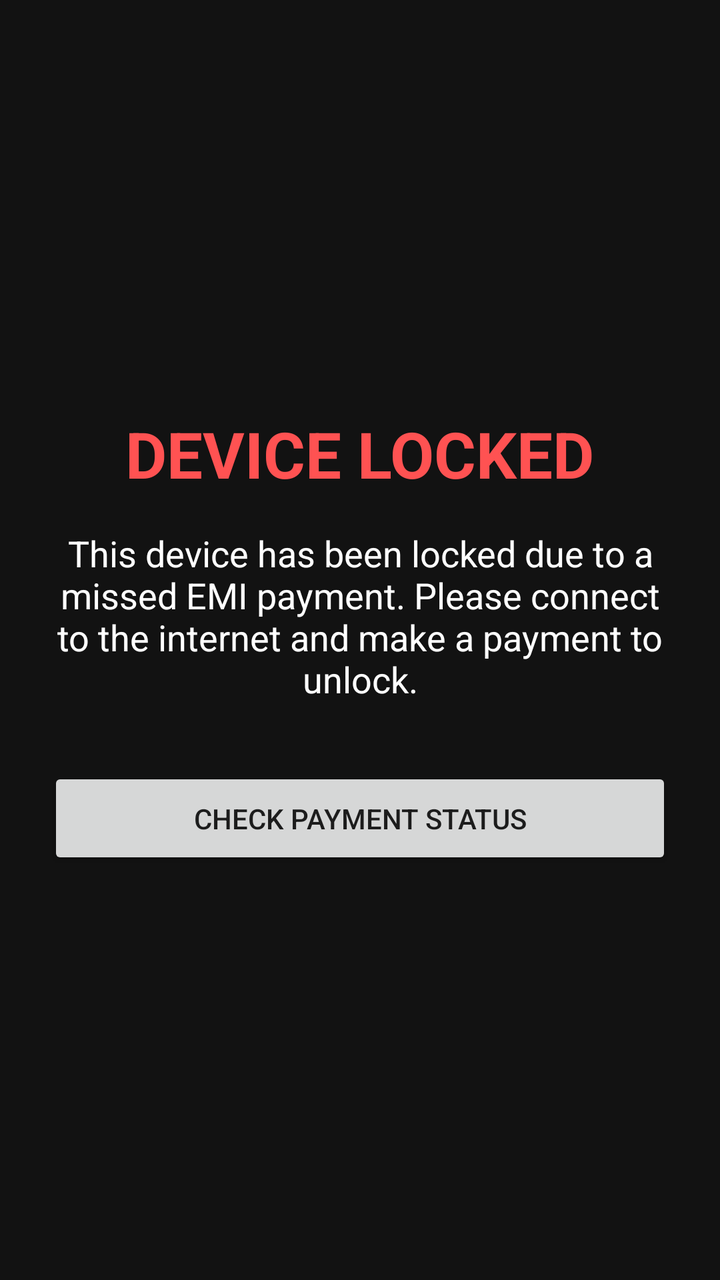
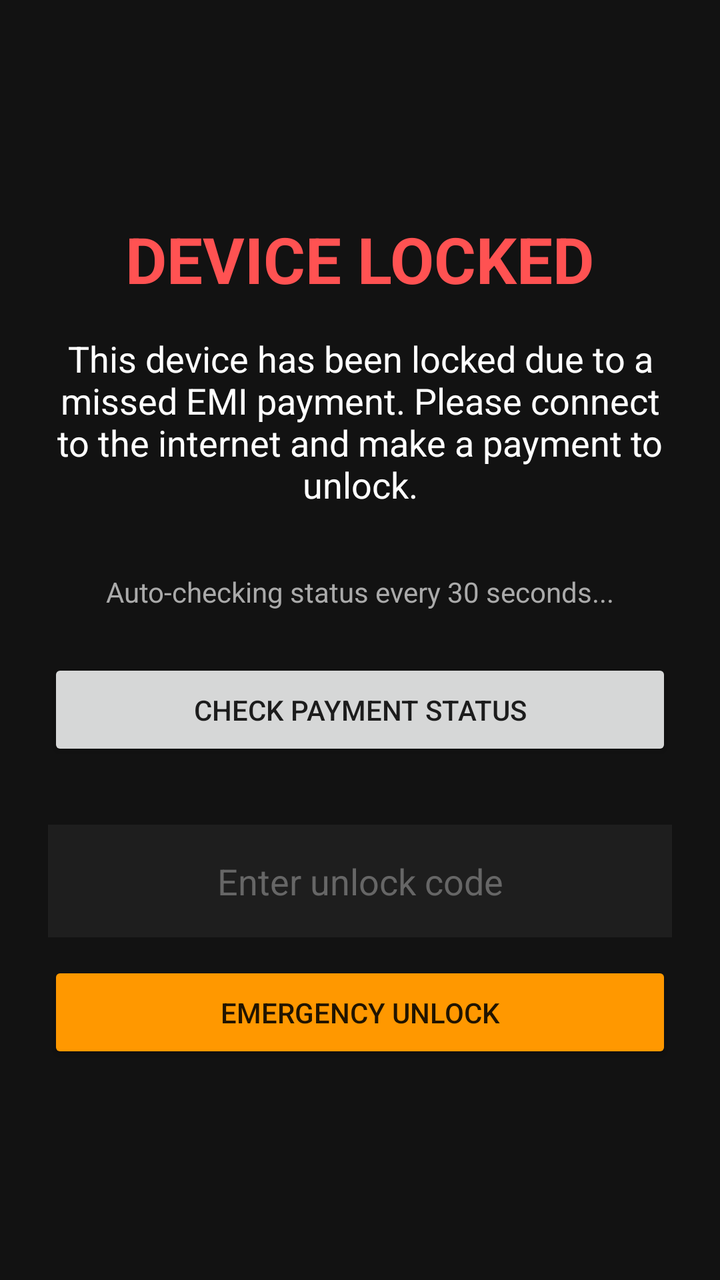

Compare the two renders of this Android layout. The source of the first and the diff that turns it into the second are given below.
<!-- AndroidManifest.xml: application theme Theme.AppCompat.DayNight.NoActionBar -->
<!-- res/layout/activity_locked.xml -->
<?xml version="1.0" encoding="utf-8"?>
<LinearLayout xmlns:android="http://schemas.android.com/apk/res/android"
    android:layout_width="match_parent"
    android:layout_height="match_parent"
    android:orientation="vertical"
    android:gravity="center"
    android:padding="24dp"
    android:background="#121212">

    <TextView
        android:layout_width="wrap_content"
        android:layout_height="wrap_content"
        android:text="DEVICE LOCKED"
        android:textColor="#FF5252"
        android:textSize="32sp"
        android:textStyle="bold"
        android:layout_marginBottom="16dp"/>

    <TextView
        android:layout_width="match_parent"
        android:layout_height="wrap_content"
        android:text="This device has been locked due to a missed EMI payment. Please connect to the internet and make a payment to unlock."
        android:textColor="#FFFFFF"
        android:textSize="18sp"
        android:textAlignment="center"
        android:layout_marginBottom="32dp"/>

    
    <Button
        android:id="@+id/btnCheckStatus"
        android:layout_width="match_parent"
        android:layout_height="wrap_content"
        android:text="Check Payment Status"
        android:padding="16dp"/>

</LinearLayout>
<!-- resources referenced by this layout -->
<resources>

</resources>

<!-- the commit's change to res/layout/activity_locked.xml (unified diff, before → after) -->
@@ -25,12 +25,44 @@
         android:textAlignment="center"
         android:layout_marginBottom="32dp"/>
 
+    <TextView
+        android:id="@+id/tvLockedMessage"
+        android:layout_width="match_parent"
+        android:layout_height="wrap_content"
+        android:text="Auto-checking status every 30 seconds..."
+        android:textColor="#AAAAAA"
+        android:textSize="14sp"
+        android:textAlignment="center"
+        android:layout_marginBottom="24dp"/>
+
     
     <Button
         android:id="@+id/btnCheckStatus"
         android:layout_width="match_parent"
         android:layout_height="wrap_content"
         android:text="Check Payment Status"
-        android:padding="16dp"/>
+        android:padding="16dp"
+        android:layout_marginBottom="32dp"/>
+
+    <EditText
+        android:id="@+id/etUnlockCode"
+        android:layout_width="match_parent"
+        android:layout_height="wrap_content"
+        android:hint="Enter unlock code"
+        android:textColor="#FFFFFF"
+        android:textColorHint="#666666"
+        android:background="#1E1E1E"
+        android:padding="16dp"
+        android:textAlignment="center"
+        android:inputType="text"
+        android:layout_marginBottom="12dp"/>
+
+    <Button
+        android:id="@+id/btnEmergencyUnlock"
+        android:layout_width="match_parent"
+        android:layout_height="wrap_content"
+        android:text="Emergency Unlock"
+        android:padding="16dp"
+        android:backgroundTint="#FF9800"/>
 
 </LinearLayout>
